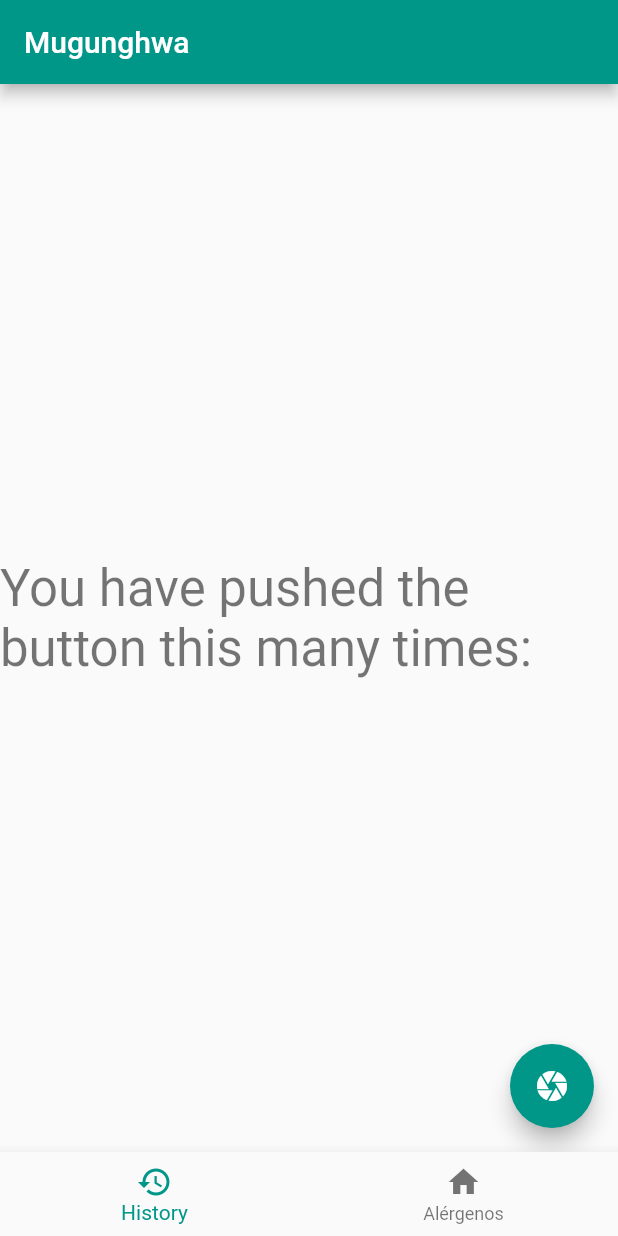
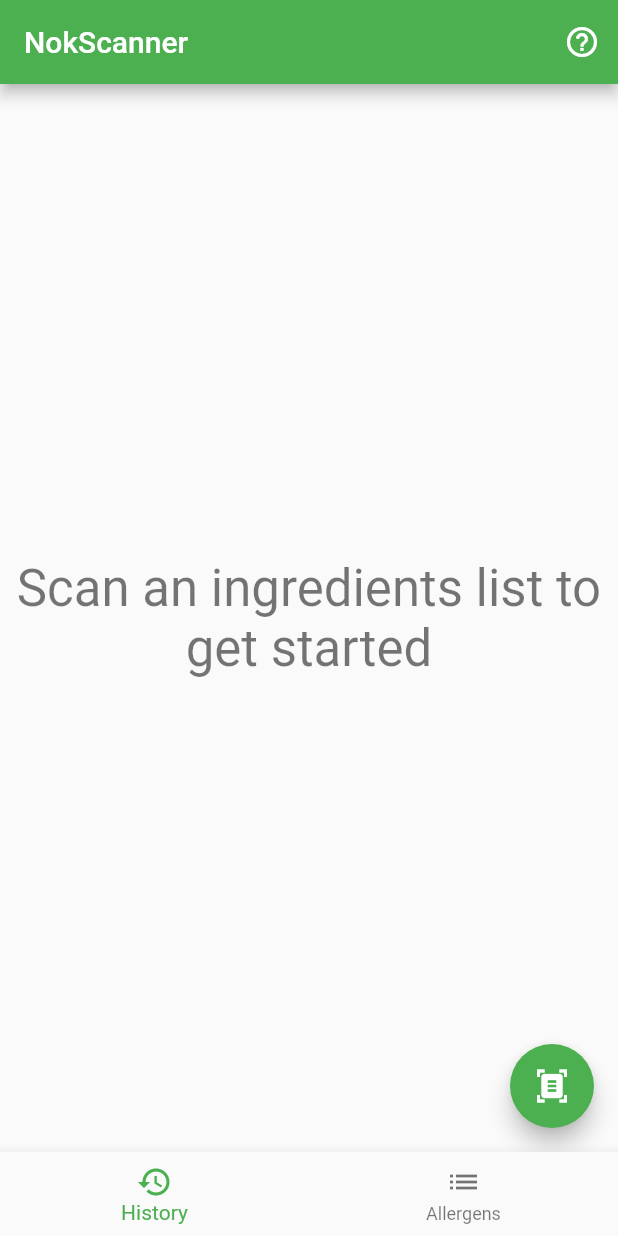
Before and after one commit to dogudo/tfg, a Flutter app: the screen it shows after launch, on a phone screen of 412 x 824 dp. Run offline on Flutter 3.47's test engine with Material 2 defaults, Android fonts, the phone set to English and light mode, and no system bars; our stand-ins replace camera, image_picker, sqflite; missing offline and left inert: google_ml_kit; accounts and stored records are empty.

Commit message:
Add help page

```diff
--- a/lib/add_ingredient.dart
+++ b/lib/add_ingredient.dart
@@ -20,7 +20,6 @@ class AddIngredientScreenState extends State<AddIngredientScreen> {
   Widget build(BuildContext context) {
     return Scaffold(
       appBar: AppBar(
-        //backgroundColor: Color(0xFF6200EE), maybe use this color
         title: const Text('Añadir ingrediente'),
         actions: [
           IconButton(
--- a/lib/display_picture.dart
+++ b/lib/display_picture.dart
@@ -49,7 +49,7 @@ class _DisplayPictureScreenState extends State<DisplayPictureScreen> {
   Widget build(BuildContext context) {
     return Scaffold(
       appBar: AppBar(
-        title: const Text('Display the Picture'),
+        title: const Text('Scan results'),
       ),
       // The image is stored as a file on the device. Use the `Image.file`
       // constructor with the given path to display the image.
--- a/lib/home.dart
+++ b/lib/home.dart
@@ -22,8 +22,9 @@ class HomeScreen extends StatelessWidget {
       // horizontal).
       body: Center(
         child: Text(
-          'You have pushed the button this many times:',
+          'Scan an ingredients list to get started',
           style: Theme.of(context).textTheme.headline4,
+          textAlign: TextAlign.center,
         ),
       ),
       floatingActionButton: FloatingActionButton(
@@ -36,7 +37,7 @@ class HomeScreen extends StatelessWidget {
           );
         },
         tooltip: 'Camera',
-        child: const Icon(Icons.camera),
+        child: const Icon(Icons.document_scanner),
       ),
     );
   }
--- a/lib/main.dart
+++ b/lib/main.dart
@@ -3,6 +3,7 @@ import 'package:flutter/material.dart';
 import 'package:flutter/services.dart';
 import 'package:mugunghwa/camera.dart';
 
+import 'help.dart';
 import 'ingredients.dart';
 import 'home.dart';
 
@@ -25,7 +26,7 @@ class MyApp extends StatelessWidget {
     SystemChrome.setEnabledSystemUIMode(SystemUiMode.edgeToEdge); //NEEDED?
     return MaterialApp(
       debugShowCheckedModeBanner: false,
-      title: 'Mugunghwa',
+      title: 'NokScanner',
       theme: ThemeData(
           // This is the theme of your application.
           //
@@ -36,9 +37,9 @@ class MyApp extends StatelessWidget {
           // or simply save your changes to "hot reload" in a Flutter IDE).
           // Notice that the counter didn't reset back to zero; the application
           // is not restarted.
-        primarySwatch: Colors.teal, //purple?
+          primarySwatch: Colors.green //purple?
           ),
-      home: const MyHomePage(title: 'Mugunghwa'),
+      home: const MyHomePage(title: 'NokScanner'),
     );
   }
 }
@@ -93,6 +94,19 @@ class _MyHomePageState extends State<MyHomePage> {
           systemOverlayStyle: const SystemUiOverlayStyle(
             statusBarColor: Colors.transparent,
           ),
+          actions: <Widget>[
+            IconButton(
+              icon: const Icon(Icons.help_outline_rounded),
+              tooltip: 'Show Help',
+              onPressed: () {
+                Navigator.push(
+                    context,
+                    MaterialPageRoute<void>(
+                      builder: (BuildContext context) => const HelpScreen(),
+                    ));
+              },
+            ),
+          ],
         ),
         body: Center(
           // Center is a layout widget. It takes a single child and positions it
@@ -106,8 +120,8 @@ class _MyHomePageState extends State<MyHomePage> {
               label: 'History',
             ),
             BottomNavigationBarItem(
-              icon: Icon(Icons.home),
-              label: 'Alérgenos',
+              icon: Icon(Icons.list),
+              label: 'Allergens',
             ),
           ],
           currentIndex: _selectedIndex,
```
Also changed, not shown: lib/camera.dart (+9 -21 lines), lib/help.dart (added, +81 -0 lines), lib/ingredients.dart (+7 -4 lines), pubspec.yaml (+5 -5 lines). Lines whose indentation alone changed are shown as unchanged.
